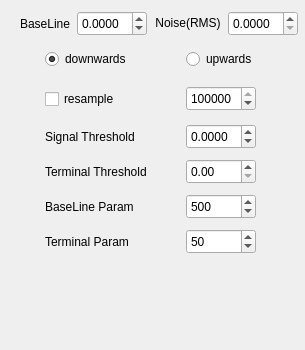
Old version of the form pynano/ui/input_par.ui in the repository decacent/PyNano.
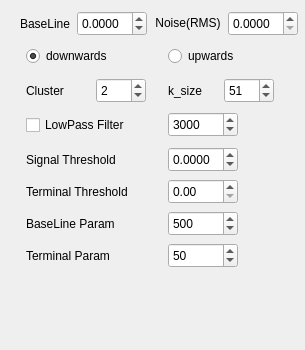
New version of the form. Icons and pictures are not drawn.

```diff
--- a/pynano/ui/input_par.ui
+++ b/pynano/ui/input_par.ui
@@ -126,15 +126,15 @@
   <widget class="QWidget" name="layoutWidget">
    <property name="geometry">
     <rect>
-     <x>30</x>
+     <x>10</x>
      <y>40</y>
-     <width>261</width>
-     <height>223</height>
+     <width>281</width>
+     <height>231</height>
     </rect>
    </property>
    <layout class="QGridLayout" name="gridLayout">
-    <item row="1" column="1">
-     <widget class="QSpinBox" name="spinBox_sam">
+    <item row="7" column="1">
+     <widget class="QSpinBox" name="spinBox_endnum">
       <property name="minimumSize">
        <size>
         <width>70</width>
@@ -148,55 +148,37 @@
        </size>
       </property>
       <property name="maximum">
-       <number>1000000</number>
+       <number>99999999</number>
       </property>
       <property name="value">
-       <number>100000</number>
+       <number>50</number>
       </property>
      </widget>
     </item>
-    <item row="1" column="0">
-     <widget class="QCheckBox" name="checkBox_resam">
+    <item row="6" column="0">
+     <widget class="QLabel" name="label_4">
       <property name="minimumSize">
        <size>
-        <width>90</width>
-        <height>30</height>
+        <width>100</width>
+        <height>25</height>
        </size>
       </property>
       <property name="maximumSize">
        <size>
-        <width>90</width>
-        <height>30</height>
+        <width>100</width>
+        <height>25</height>
        </size>
       </property>
-      <property name="text">
-       <string>resample</string>
+      <property name="styleSheet">
+       <string notr="true">background-color: rgba(52, 152, 219, 0);
+</string>
       </property>
-     </widget>
-    </item>
-    <item row="0" column="0">
-     <widget class="QRadioButton" name="radioButton_3">
-      <property name="minimumSize">
-       <size>
-        <width>90</width>
-        <height>30</height>
-       </size>
-      </property>
-      <property name="maximumSize">
-       <size>
-        <width>90</width>
-        <height>30</height>
-       </size>
-      </property>
       <property name="text">
-       <string>downwards</string>
+       <string>BaseLine Param</string>
       </property>
-      <property name="checked">
-       <bool>true</bool>
-      </property>
      </widget>
     </item>
-    <item row="2" column="1">
+    <item row="3" column="1">
      <widget class="QDoubleSpinBox" name="doubleSpinBox_base">
       <property name="minimumSize">
        <size>
@@ -221,7 +203,29 @@
       </property>
      </widget>
     </item>
-    <item row="2" column="0">
+    <item row="6" column="1">
+     <widget class="QSpinBox" name="spinBox_basenum">
+      <property name="minimumSize">
+       <size>
+        <width>70</width>
+        <height>25</height>
+       </size>
+      </property>
+      <property name="maximumSize">
+       <size>
+        <width>70</width>
+        <height>25</height>
+       </size>
+      </property>
+      <property name="maximum">
+       <number>99999999</number>
+      </property>
+      <property name="value">
+       <number>500</number>
+      </property>
+     </widget>
+    </item>
+    <item row="3" column="0">
      <widget class="QLabel" name="label_2">
       <property name="minimumSize">
        <size>
@@ -244,26 +248,26 @@
       </property>
      </widget>
     </item>
-    <item row="0" column="1">
-     <widget class="QRadioButton" name="radioButton_4">
+    <item row="5" column="1">
+     <widget class="QDoubleSpinBox" name="doubleSpinBox_endth">
       <property name="minimumSize">
        <size>
-        <width>90</width>
-        <height>30</height>
+        <width>70</width>
+        <height>25</height>
        </size>
       </property>
       <property name="maximumSize">
        <size>
-        <width>90</width>
-        <height>30</height>
+        <width>70</width>
+        <height>25</height>
        </size>
       </property>
-      <property name="text">
-       <string>upwards</string>
+      <property name="maximum">
+       <double>9999999999.000000000000000</double>
       </property>
      </widget>
     </item>
-    <item row="5" column="0">
+    <item row="7" column="0">
      <widget class="QLabel" name="label_5">
       <property name="minimumSize">
        <size>
@@ -286,29 +290,7 @@
       </property>
      </widget>
     </item>
-    <item row="5" column="1">
-     <widget class="QSpinBox" name="spinBox_endnum">
-      <property name="minimumSize">
-       <size>
-        <width>70</width>
-        <height>25</height>
-       </size>
-      </property>
-      <property name="maximumSize">
-       <size>
-        <width>70</width>
-        <height>25</height>
-       </size>
-      </property>
-      <property name="maximum">
-       <number>99999999</number>
-      </property>
-      <property name="value">
-       <number>50</number>
-      </property>
-     </widget>
-    </item>
-    <item row="3" column="0">
+    <item row="5" column="0">
      <widget class="QLabel" name="label_3">
       <property name="minimumSize">
        <size>
@@ -331,29 +313,175 @@
       </property>
      </widget>
     </item>
-    <item row="3" column="1">
-     <widget class="QDoubleSpinBox" name="doubleSpinBox_endth">
+    <item row="0" column="1">
+     <widget class="QRadioButton" name="radioButton_4">
       <property name="minimumSize">
        <size>
-        <width>70</width>
-        <height>25</height>
+        <width>90</width>
+        <height>30</height>
        </size>
       </property>
       <property name="maximumSize">
        <size>
-        <width>70</width>
-        <height>25</height>
+        <width>90</width>
+        <height>30</height>
        </size>
       </property>
-      <property name="maximum">
-       <double>9999999999.000000000000000</double>
+      <property name="text">
+       <string>upwards</string>
       </property>
      </widget>
     </item>
-    <item row="4" column="1">
-     <widget class="QSpinBox" name="spinBox_basenum">
+    <item row="2" column="0">
+     <widget class="QCheckBox" name="checkBox_resam">
       <property name="minimumSize">
        <size>
+        <width>105</width>
+        <height>30</height>
+       </size>
+      </property>
+      <property name="maximumSize">
+       <size>
+        <width>105</width>
+        <height>30</height>
+       </size>
+      </property>
+      <property name="text">
+       <string>LowPass Filter</string>
+      </property>
+     </widget>
+    </item>
+    <item row="0" column="0">
+     <widget class="QRadioButton" name="radioButton_3">
+      <property name="minimumSize">
+       <size>
+        <width>90</width>
+        <height>30</height>
+       </size>
+      </property>
+      <property name="maximumSize">
+       <size>
+        <width>90</width>
+        <height>30</height>
+       </size>
+      </property>
+      <property name="text">
+       <string>downwards</string>
+      </property>
+      <property name="checked">
+       <bool>true</bool>
+      </property>
+     </widget>
+    </item>
+    <item row="1" column="0">
+     <layout class="QGridLayout" name="gridLayout_3">
+      <item row="0" column="0">
+       <widget class="QLabel" name="label_cluster">
+        <property name="sizePolicy">
+         <sizepolicy hsizetype="Preferred" vsizetype="Fixed">
+          <horstretch>0</horstretch>
+          <verstretch>0</verstretch>
+         </sizepolicy>
+        </property>
+        <property name="minimumSize">
+         <size>
+          <width>50</width>
+          <height>25</height>
+         </size>
+        </property>
+        <property name="maximumSize">
+         <size>
+          <width>70</width>
+          <height>25</height>
+         </size>
+        </property>
+        <property name="text">
+         <string>Cluster</string>
+        </property>
+       </widget>
+      </item>
+      <item row="0" column="1">
+       <widget class="QSpinBox" name="spinBox_cluster">
+        <property name="minimumSize">
+         <size>
+          <width>50</width>
+          <height>25</height>
+         </size>
+        </property>
+        <property name="maximumSize">
+         <size>
+          <width>50</width>
+          <height>25</height>
+         </size>
+        </property>
+        <property name="value">
+         <number>2</number>
+        </property>
+       </widget>
+      </item>
+     </layout>
+    </item>
+    <item row="1" column="1">
+     <layout class="QGridLayout" name="gridLayout_4">
+      <item row="0" column="0">
+       <widget class="QLabel" name="label_ksize">
+        <property name="minimumSize">
+         <size>
+          <width>50</width>
+          <height>25</height>
+         </size>
+        </property>
+        <property name="maximumSize">
+         <size>
+          <width>16777215</width>
+          <height>25</height>
+         </size>
+        </property>
+        <property name="text">
+         <string>k_size</string>
+        </property>
+       </widget>
+      </item>
+      <item row="0" column="1">
+       <widget class="QSpinBox" name="spinBox_ksize">
+        <property name="sizePolicy">
+         <sizepolicy hsizetype="Preferred" vsizetype="Fixed">
+          <horstretch>0</horstretch>
+          <verstretch>0</verstretch>
+         </sizepolicy>
+        </property>
+        <property name="minimumSize">
+         <size>
+          <width>50</width>
+          <height>25</height>
+         </size>
+        </property>
+        <property name="maximumSize">
+         <size>
+          <width>50</width>
+          <height>25</height>
+         </size>
+        </property>
+        <property name="minimum">
+         <number>5</number>
+        </property>
+        <property name="maximum">
+         <number>200</number>
+        </property>
+        <property name="singleStep">
+         <number>2</number>
+        </property>
+        <property name="value">
+         <number>51</number>
+        </property>
+       </widget>
+      </item>
+     </layout>
+    </item>
+    <item row="2" column="1">
+     <widget class="QSpinBox" name="spinBox_sam">
+      <property name="minimumSize">
+       <size>
         <width>70</width>
         <height>25</height>
        </size>
@@ -365,33 +493,10 @@
        </size>
       </property>
       <property name="maximum">
-       <number>99999999</number>
+       <number>1000000</number>
       </property>
       <property name="value">
-       <number>500</number>
-      </property>
-     </widget>
-    </item>
-    <item row="4" column="0">
-     <widget class="QLabel" name="label_4">
-      <property name="minimumSize">
-       <size>
-        <width>100</width>
-        <height>25</height>
-       </size>
-      </property>
-      <property name="maximumSize">
-       <size>
-        <width>100</width>
-        <height>25</height>
-       </size>
-      </property>
-      <property name="styleSheet">
-       <string notr="true">background-color: rgba(52, 152, 219, 0);
-</string>
-      </property>
-      <property name="text">
-       <string>BaseLine Param</string>
+       <number>3000</number>
       </property>
      </widget>
     </item>
@@ -489,6 +594,15 @@
     </item>
    </layout>
   </widget>
+  <zorder>pushButton_2</zorder>
+  <zorder>pushButton</zorder>
+  <zorder>layoutWidget</zorder>
+  <zorder>layoutWidget</zorder>
+  <zorder>label_cluster</zorder>
+  <zorder>spinBox_cluster</zorder>
+  <zorder>label_ksize</zorder>
+  <zorder>spinBox_ksize</zorder>
+  <zorder>label_cluster</zorder>
  </widget>
  <resources>
   <include location="images.qrc"/>
```
